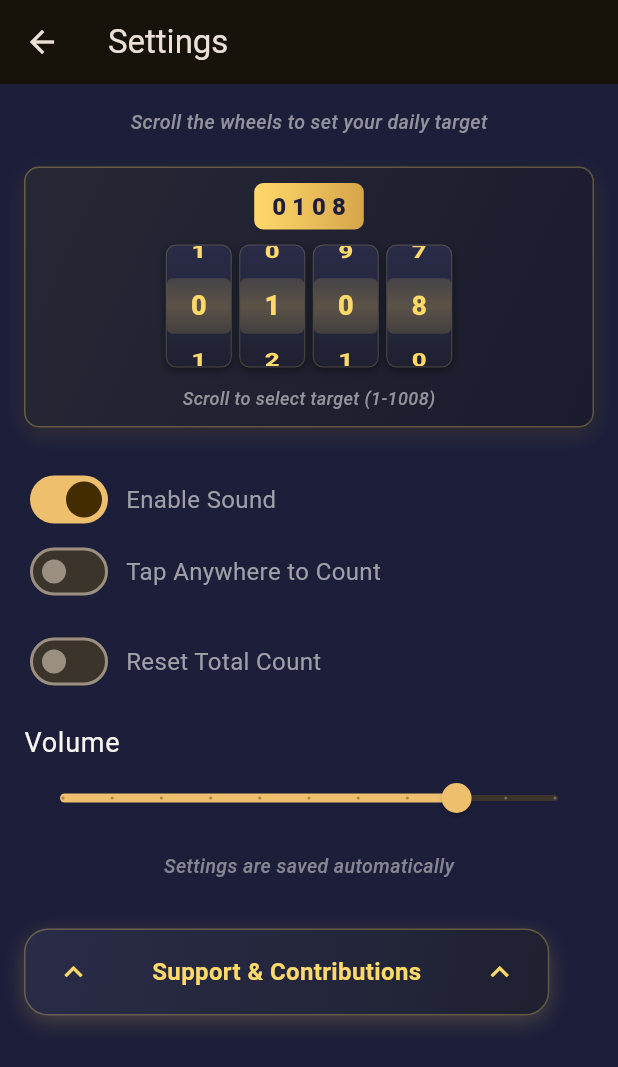
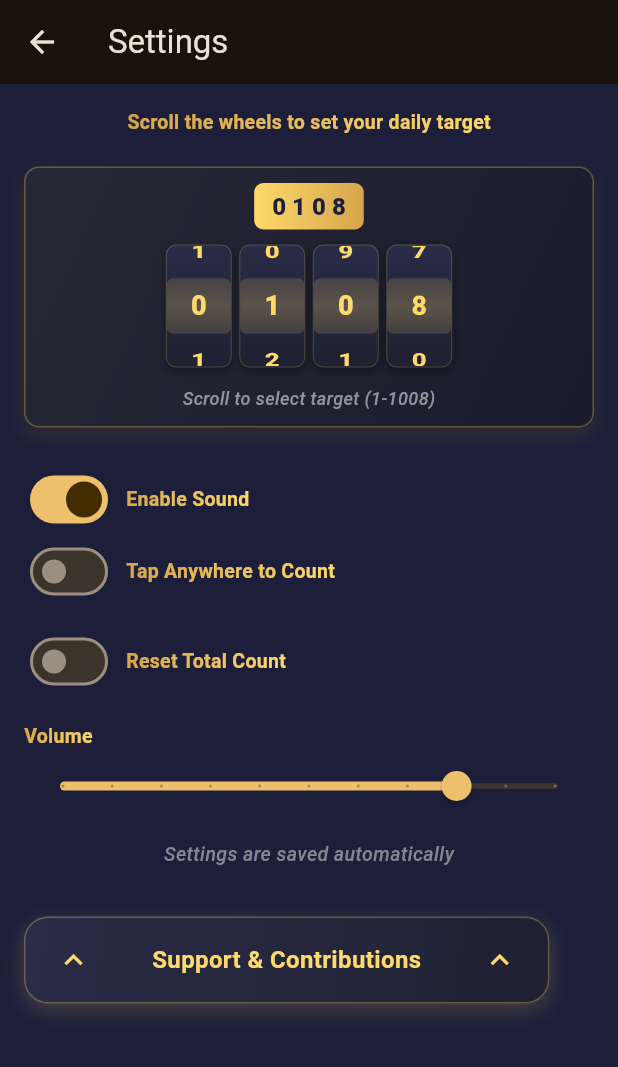
Before and after one commit to 108mantramala-hash/MantraMala-Counter, a Flutter app: the screen it shows after launch, after a tap on the "settings" icon, on a phone screen of 412 x 824 dp. Shown: the top 1067 px of the screen. Run offline on Flutter 3.47's test engine with Material 3 defaults, Android fonts, the light colour scheme and no system bars; our stand-ins replace in_app_review, just_audio, shared_preferences; missing offline and left inert: audio_session; Roboto replaces fonts that are missing (Montserrat).

Commit message:
Premium gold gradient Montserrat style for all settings labels: Enable Sound, Tap Anywhere, Reset Total Count, Volume, and daily target scroll text

```diff
--- a/lib/main.dart
+++ b/lib/main.dart
@@ -1361,13 +1361,23 @@ class _SettingsPageState extends State<SettingsPage> {
             crossAxisAlignment: CrossAxisAlignment.start,
             children: [
             Center(
-              child: Text(
-                "Scroll the wheels to set your daily target",
-                style: TextStyle(
-                  fontSize: 13,
-                  color: const Color(0xFFA0A0A8).withValues(alpha: 0.9),
-                  fontStyle: FontStyle.italic,
-                  fontWeight: FontWeight.w500,
+              child: ShaderMask(
+                shaderCallback: (Rect bounds) {
+                  return const LinearGradient(
+                    colors: [Color(0xFFD6A54B), Color(0xFFFFD96A)],
+                    begin: Alignment.topLeft,
+                    end: Alignment.bottomRight,
+                  ).createShader(bounds);
+                },
+                child: const Text(
+                  "Scroll the wheels to set your daily target",
+                  style: TextStyle(
+                    fontSize: 13,
+                    fontWeight: FontWeight.bold,
+                    fontFamily: 'Montserrat',
+                    color: Colors.white,
+                    letterSpacing: 0.2,
+                  ),
                 ),
               ),
             ),
@@ -1456,7 +1466,25 @@ class _SettingsPageState extends State<SettingsPage> {
                 _autoSave();
               }),
               const SizedBox(width: 8),
-              const Text("Enable Sound"),
+              ShaderMask(
+                shaderCallback: (Rect bounds) {
+                  return const LinearGradient(
+                    colors: [Color(0xFFD6A54B), Color(0xFFFFD96A)],
+                    begin: Alignment.topLeft,
+                    end: Alignment.bottomRight,
+                  ).createShader(bounds);
+                },
+                child: const Text(
+                  "Enable Sound",
+                  style: TextStyle(
+                    fontSize: 13,
+                    fontWeight: FontWeight.bold,
+                    fontFamily: 'Montserrat',
+                    color: Colors.white,
+                    letterSpacing: 0.2,
+                  ),
+                ),
+              ),
             ]),
             Row(children: [
               Switch(value: _tapAnywhere, onChanged: (v) {
@@ -1464,7 +1492,25 @@ class _SettingsPageState extends State<SettingsPage> {
                 _autoSave();
               }),
               const SizedBox(width: 8),
-              const Text("Tap Anywhere to Count"),
+              ShaderMask(
+                shaderCallback: (Rect bounds) {
+                  return const LinearGradient(
+                    colors: [Color(0xFFD6A54B), Color(0xFFFFD96A)],
+                    begin: Alignment.topLeft,
+                    end: Alignment.bottomRight,
+                  ).createShader(bounds);
+                },
+                child: const Text(
+                  "Tap Anywhere to Count",
+                  style: TextStyle(
+                    fontSize: 13,
+                    fontWeight: FontWeight.bold,
+                    fontFamily: 'Montserrat',
+                    color: Colors.white,
+                    letterSpacing: 0.2,
+                  ),
+                ),
+              ),
             ]),
             const SizedBox(height: 12),
             // Reset Total Count Button
@@ -1472,7 +1518,7 @@ class _SettingsPageState extends State<SettingsPage> {
               Switch(
                 value: false,
                 onChanged: (v) async {
-                  // Show confirmation dialog
+                  // ...existing code...
                   final confirmed = await showDialog<bool>(
                     context: context,
                     builder: (context) => AlertDialog(
@@ -1524,10 +1570,46 @@ class _SettingsPageState extends State<SettingsPage> {
                 },
               ),
               const SizedBox(width: 8),
-              const Text("Reset Total Count"),
+              ShaderMask(
+                shaderCallback: (Rect bounds) {
+                  return const LinearGradient(
+                    colors: [Color(0xFFD6A54B), Color(0xFFFFD96A)],
+                    begin: Alignment.topLeft,
+                    end: Alignment.bottomRight,
+                  ).createShader(bounds);
+                },
+                child: const Text(
+                  "Reset Total Count",
+                  style: TextStyle(
+                    fontSize: 13,
+                    fontWeight: FontWeight.bold,
+                    fontFamily: 'Montserrat',
+                    color: Colors.white,
+                    letterSpacing: 0.2,
+                  ),
+                ),
+              ),
             ]),
             const SizedBox(height: 16),
-            Text("Volume", style: Theme.of(context).textTheme.bodyLarge),
+            ShaderMask(
+              shaderCallback: (Rect bounds) {
+                return const LinearGradient(
+                  colors: [Color(0xFFD6A54B), Color(0xFFFFD96A)],
+                  begin: Alignment.topLeft,
+                  end: Alignment.bottomRight,
+                ).createShader(bounds);
+              },
+              child: const Text(
+                "Volume",
+                style: TextStyle(
+                  fontSize: 13,
+                  fontWeight: FontWeight.bold,
+                  fontFamily: 'Montserrat',
+                  color: Colors.white,
+                  letterSpacing: 0.2,
+                ),
+              ),
+            ),
             Slider(
               value: _volume,
               min: 0.0,
@@ -1702,26 +1784,7 @@ class _SettingsPageState extends State<SettingsPage> {
                       ),
                     ),
                     const SizedBox(height: 36),
-                    // India UPI Button with premium styling
-                    _buildPremiumDonationButton(
-                      context: context,
-                      title: "Support from India 🇮🇳",
-                      emoji: "",
-                      onTap: () async {
-                        final upiUrl = Uri.parse('upi://pay?pa=6472084641@icici&pn=MantraMala&cu=INR');
-                        try {
-                          await launchUrl(upiUrl, mode: LaunchMode.externalApplication);
-                        } catch (e) {
-                          Navigator.of(context).pop();
-                          ScaffoldMessenger.of(context).showSnackBar(
-                            const SnackBar(
-                              content: Text('No UPI app found. Please install Google Pay, PhonePe, or Paytm.'),
-                              duration: Duration(seconds: 4),
-                            ),
-                          );
-                        }
-                      },
-                    ),
+                    // Only worldwide Ko-fi Button remains
                     const SizedBox(height: 20),
                     // Worldwide Ko-fi Button with premium styling
                     _buildPremiumDonationButton(
```
Also changed, not shown: pubspec.yaml (+12 -0 lines), assets/fonts/Montserrat-Bold.ttf (added), assets/fonts/Montserrat-Regular.ttf (added).
